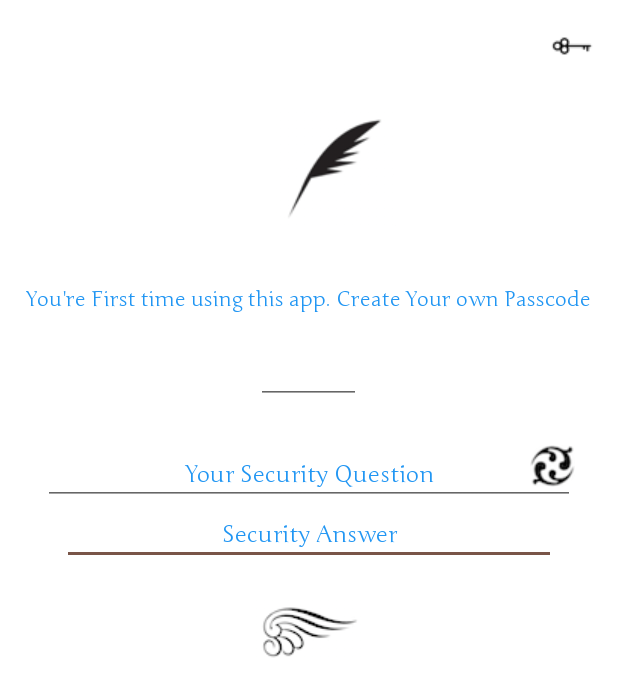
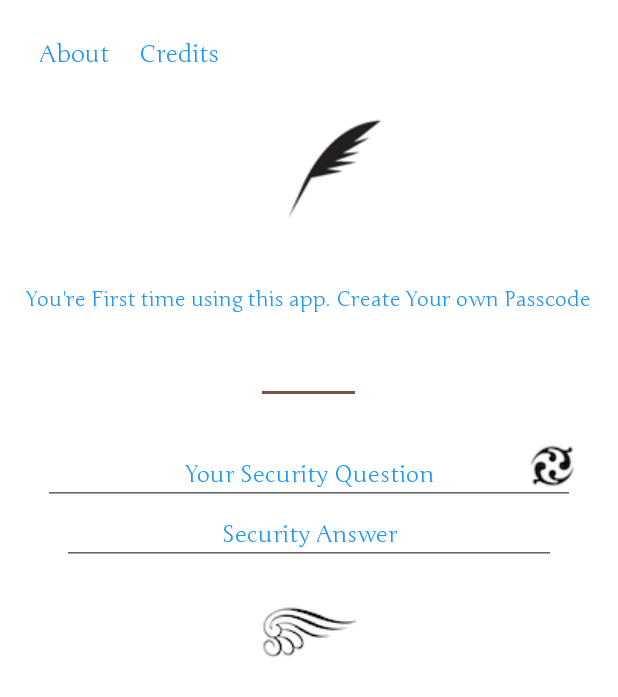
Before and after one commit to thatsabhi22/feathernotes, an Android app: the screen it shows after launch (Auth), on a phone screen of 412 x 824 dp. Shown: the top 697 px of the screen. Run offline under Robolectric (Android 15) with nearby library versions, the phone set to English and light mode, and no system bars.

Commit message:
Deployment updates About and credit pages added Navigation related bugs resolved

```diff
--- a/app/build.gradle
+++ b/app/build.gradle
@@ -25,5 +25,5 @@ dependencies {
     testCompile 'junit:junit:4.12'
     compile 'com.android.support:appcompat-v7:23.0.1'
     compile 'com.android.support:design:23.0.1'
-
+    compile 'com.github.medyo:android-about-page:1.1.0'
 }
--- a/app/src/main/java/com/theleafapps/pro/feathernotes/ui/Auth.java
+++ b/app/src/main/java/com/theleafapps/pro/feathernotes/ui/Auth.java
@@ -7,13 +7,16 @@ import android.database.Cursor;
 import android.database.sqlite.SQLiteDatabase;
 import android.database.sqlite.SQLiteStatement;
 import android.graphics.Color;
+import android.graphics.Path;
 import android.support.v7.app.AppCompatActivity;
 import android.os.Bundle;
+import android.text.Layout;
 import android.text.TextUtils;
 import android.view.View;
 import android.view.inputmethod.InputMethodManager;
 import android.widget.EditText;
 import android.widget.ImageButton;
+import android.widget.ImageView;
 import android.widget.TextView;
 import android.widget.Toast;
 
@@ -28,8 +31,9 @@ public class Auth extends AppCompatActivity {
 
     EditText passCodeBox,hintAnswer;
     public static EditText hintQuestion;
-    TextView displayTextView;
+    TextView displayTextView,aboutButton,creditsButton;;
     DbHelper dbHelper;
+    ImageView passCodeHelp;
     boolean firstTimeFlag = false;
     ImageButton imageButton;
 
@@ -38,14 +42,35 @@ public class Auth extends AppCompatActivity {
         super.onCreate(savedInstanceState);
         setContentView(R.layout.activity_auth);
         try{
+            passCodeHelp    =   (ImageView) findViewById(R.id.passCodeHelp);
             passCodeBox     =   (EditText) findViewById(R.id.passCode);
             hintQuestion    =   (EditText) findViewById(R.id.hintQuestion);
             hintAnswer      =   (EditText) findViewById(R.id.hintAnswer);
             displayTextView =   (TextView) findViewById(R.id.displayText);
             imageButton     =   (ImageButton) findViewById(R.id.suggest);
+            aboutButton     =   (TextView) findViewById(R.id.about_button);
+            creditsButton   =   (TextView) findViewById(R.id.credits_button);
+
+            passCodeBox.requestFocus(View.LAYOUT_DIRECTION_LTR);
 
             Intent intent   = getIntent();
             String code     = intent.getStringExtra("Msg");
+
+            aboutButton.setOnClickListener(new View.OnClickListener() {
+                @Override
+                public void onClick(View v) {
+                    Intent intent = new Intent(Auth.this,About.class);
+                    startActivity(intent);
+                }
+            });
+
+            creditsButton.setOnClickListener(new View.OnClickListener() {
+                @Override
+                public void onClick(View v) {
+                    Intent intent = new Intent(Auth.this,Credits.class);
+                    startActivity(intent);
+                }
+            });
 
             if(TextUtils.isEmpty(code)){
 
@@ -63,6 +88,7 @@ public class Auth extends AppCompatActivity {
                     displayTextView.setText("You're First time using this app. Create Your own Passcode");
                     passCodeBox.setNextFocusDownId(R.id.hintQuestion);
                     hintQuestion.setNextFocusDownId(R.id.hintAnswer);
+                    passCodeHelp.setVisibility(View.INVISIBLE);
                     firstTimeFlag = true;
                 }
                 else{
--- a/app/src/main/java/com/theleafapps/pro/feathernotes/ui/MainActivity.java
+++ b/app/src/main/java/com/theleafapps/pro/feathernotes/ui/MainActivity.java
@@ -6,6 +6,7 @@ import android.database.Cursor;
 import android.database.sqlite.SQLiteDatabase;
 import android.os.Bundle;
 import android.support.design.widget.FloatingActionButton;
+import android.support.v7.app.ActionBar;
 import android.support.v7.app.AppCompatActivity;
 import android.support.v7.widget.Toolbar;
 import android.util.Log;
@@ -35,6 +36,7 @@ public class MainActivity extends AppCompatActivity implements AdapterView.OnIte
     static TweakedArrayAdapter tweakedArrayAdapter;
     ListView listView;
     static SQLiteDatabase notesDB;
+    ActionBar actionBar;
 
     @Override
     protected void onResume() {
@@ -61,6 +63,9 @@ public class MainActivity extends AppCompatActivity implements AdapterView.OnIte
 
         Toolbar toolbar = (Toolbar) findViewById(R.id.toolbar);
         setSupportActionBar(toolbar);
+
+        getSupportActionBar().setIcon(R.drawable.logo_small);
+        getSupportActionBar().setTitle("  Feather Notes");
 
         dbAccess();
 
--- a/app/src/main/java/com/theleafapps/pro/feathernotes/ui/PassCode.java
+++ b/app/src/main/java/com/theleafapps/pro/feathernotes/ui/PassCode.java
@@ -99,6 +99,7 @@ public class PassCode extends AppCompatActivity {
             if(TextUtils.equals(securityAnswer,hintAnswer)){
                 Intent intent = new Intent(this,Auth.class);
                 intent.putExtra("Msg",passCode);
+                intent.addFlags(Intent.FLAG_ACTIVITY_CLEAR_TOP | Intent.FLAG_ACTIVITY_NEW_TASK);
                 startActivity(intent);
             }
             else{
@@ -119,6 +120,7 @@ public class PassCode extends AppCompatActivity {
                                 Toast.makeText(this,"All set",Toast.LENGTH_LONG).show();
                                 updatePassCode(currentPassCode, changePassCode);
                                 Intent intent = new Intent(this,Auth.class);
+                                intent.addFlags(Intent.FLAG_ACTIVITY_CLEAR_TOP | Intent.FLAG_ACTIVITY_NEW_TASK);
                                 startActivity(intent);
 
                             } else {
--- a/app/src/main/res/layout/activity_auth.xml
+++ b/app/src/main/res/layout/activity_auth.xml
@@ -122,5 +122,31 @@
         android:layout_alignRight="@+id/hintQuestion"
         android:layout_alignEnd="@+id/hintQuestion" />
 
+    <com.theleafapps.pro.feathernotes.utils.MyCustomTextView
+        android:layout_width="wrap_content"
+        android:layout_height="wrap_content"
+        android:textAppearance="?android:attr/textAppearanceMedium"
+        android:text="About"
+        android:id="@+id/about_button"
+        android:textSize="16sp"
+        android:textColor="@color/colorPrimary"
+        android:padding="10dp"
+        android:layout_below="@+id/changePassCodeButton"
+        android:layout_toLeftOf="@+id/confirmChangePassCode"
+        android:layout_toStartOf="@+id/confirmChangePassCode" />
+
+    <com.theleafapps.pro.feathernotes.utils.MyCustomTextView
+        android:layout_width="wrap_content"
+        android:layout_height="wrap_content"
+        android:textAppearance="?android:attr/textAppearanceMedium"
+        android:text="Credits"
+        android:id="@+id/credits_button"
+        android:textSize="16sp"
+        android:textColor="@color/colorPrimary"
+        android:padding="10dp"
+        android:layout_alignParentTop="true"
+        android:layout_toRightOf="@+id/about_button"
+        android:layout_toEndOf="@+id/about_button" />
+
 </RelativeLayout>
     </ScrollView>
```
Also changed, not shown: app/src/main/AndroidManifest.xml (+17 -12 lines), app/src/main/java/com/theleafapps/pro/feathernotes/ui/About.java (+22 -0 lines), app/src/main/java/com/theleafapps/pro/feathernotes/ui/Credits.java (added, +15 -0 lines), app/src/main/java/com/theleafapps/pro/feathernotes/ui/EditNotes.java (+7 -0 lines), app/src/main/res/layout/activity_credits.xml (added, +55 -0 lines), app/src/main/res/layout/dialog_layout.xml (+9 -6 lines), app/src/main/res/values/strings.xml (+25 -0 lines), app/src/main/assets/fonts/LibreBaskerville-Regular.ttf (deleted), 1 other file.
